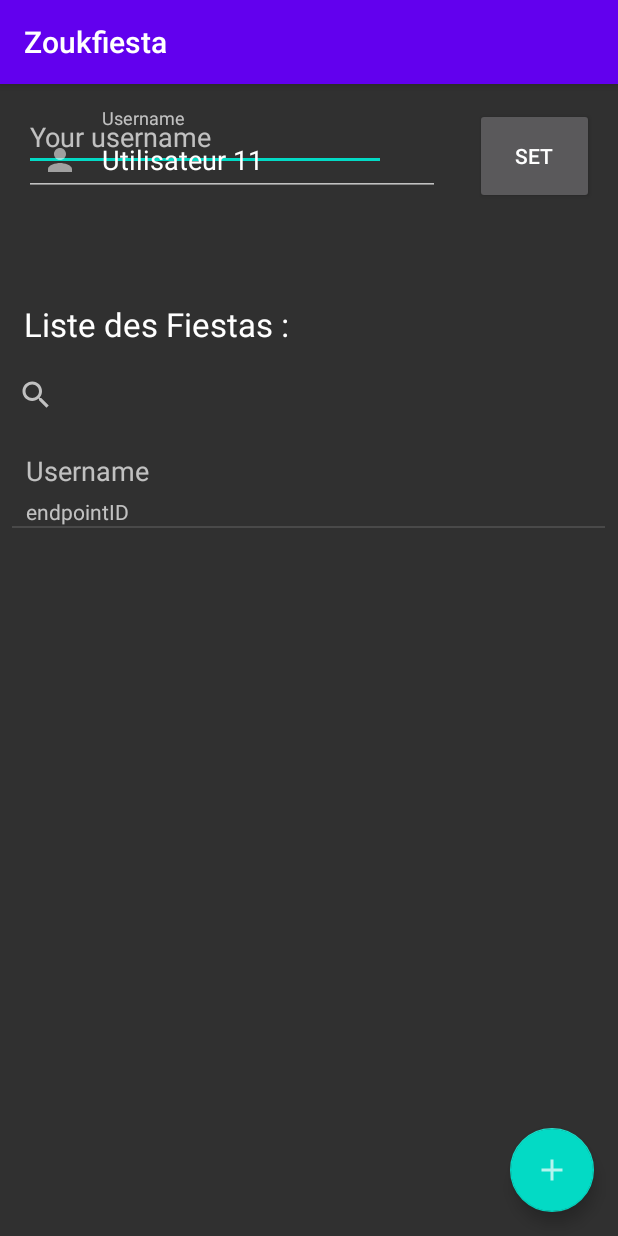
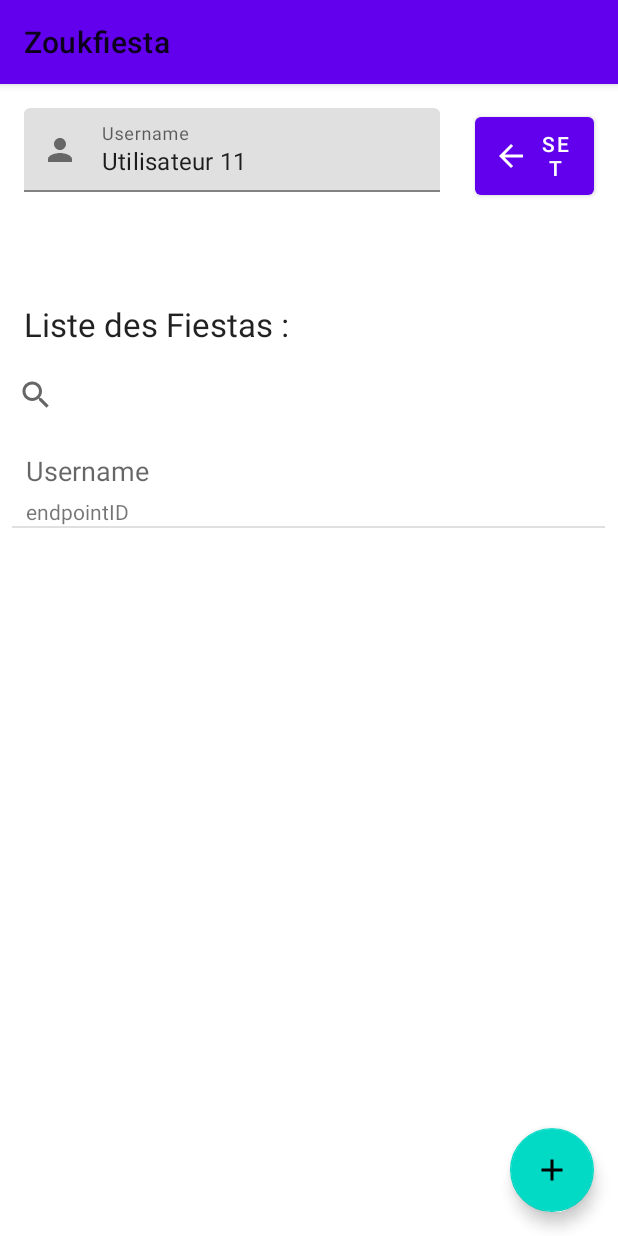
Before and after one commit to alexocisson/zoukfiesta, an Android app: the screen it shows after launch (MainActivity), on a phone screen of 412 x 824 dp. Run offline under Robolectric (Android 15) with nearby library versions, the phone set to English and light mode, and no system bars; 3 statements that could not run were skipped.

Commit message:
Ajout LightMode / DarkMode

```diff
--- a/code/app/src/main/AndroidManifest.xml
+++ b/code/app/src/main/AndroidManifest.xml
@@ -20,7 +20,7 @@
         android:label="@string/app_name"
         android:roundIcon="@mipmap/ic_launcher_round"
         android:supportsRtl="true"
-        android:theme="@style/AppTheme">
+        android:theme="@style/AppThemeDayNight">
         <activity android:name=".activity.MainActivity">
             <intent-filter>
                 <action android:name="android.intent.action.MAIN" />
--- a/code/app/src/main/res/layout/activity_main.xml
+++ b/code/app/src/main/res/layout/activity_main.xml
@@ -41,11 +41,13 @@
 
     <Button
         android:id="@+id/setUsername"
+        style="@style/Widget.MaterialComponents.Button.Icon"
         android:layout_width="79dp"
         android:layout_height="64dp"
         android:layout_marginTop="16dp"
         android:layout_marginEnd="16dp"
         android:text="Set"
+        app:icon="@drawable/abc_vector_test"
         app:layout_constraintEnd_toEndOf="parent"
         app:layout_constraintTop_toTopOf="parent" />
 
--- /dev/null
+++ b/code/app/src/main/res/values-night/styles.xml
@@ -0,0 +1,16 @@
+<resources>
+    <!-- Base application theme. -->
+<!--    <style name="AppTheme" parent="Theme.AppCompat.Light.DarkActionBar">-->
+<!--        &lt;!&ndash; Customize your theme here. &ndash;&gt;-->
+<!--        <item name="colorPrimary">@color/colorPrimary</item>-->
+<!--        <item name="colorPrimaryDark">@color/colorPrimaryDark</item>-->
+<!--        <item name="colorAccent">@color/colorAccent</item>-->
+<!--    </style>-->
+
+<!--    <style name="AppThemeDark" parent="Theme.MaterialComponents">-->
+<!--        <item name="colorPrimary">@color/colorPrimary</item>-->
+<!--        <item name="colorPrimaryDark">@color/colorPrimaryDark</item>-->
+<!--&lt;!&ndash;        <item name="colorAccent">@color/colorAccent</item>&ndash;&gt;-->
+<!--    </style>-->
+
+</resources>
--- a/code/app/src/main/res/values/colors.xml
+++ b/code/app/src/main/res/values/colors.xml
@@ -1,6 +1,10 @@
 <?xml version="1.0" encoding="utf-8"?>
 <resources>
     <color name="colorPrimary">#6200EE</color>
-    <color name="colorPrimaryDark">#3700B3</color>
-    <color name="colorAccent">#03DAC5</color>
+    <color name="colorPrimaryVariant">#3700B3</color>
+    <color name="colorOnPrimary">#FFFFFF</color>
+    <color name="colorSecondary">#03DAC6</color>
+    <color name="colorSecondaryVariant">#018786</color>
+    <color name="colorOnSecondary">#000000</color>
+
 </resources>
--- a/code/app/src/main/res/values/styles.xml
+++ b/code/app/src/main/res/values/styles.xml
@@ -7,10 +7,14 @@
 <!--        <item name="colorAccent">@color/colorAccent</item>-->
 <!--    </style>-->
 
-    <style name="AppTheme" parent="Theme.MaterialComponents.Bridge">
+    <style name="AppThemeDayNight" parent="Theme.MaterialComponents.DayNight">
         <item name="colorPrimary">@color/colorPrimary</item>
-        <item name="colorPrimaryDark">@color/colorPrimaryDark</item>
-        <item name="colorAccent">@color/colorAccent</item>
+        <item name="colorPrimaryVariant">@color/colorPrimaryVariant</item>
+        <item name="colorOnPrimary">@color/colorOnPrimary</item>
+        <item name="colorSecondary">@color/colorSecondary</item>
+        <item name="colorSecondaryVariant">@color/colorSecondaryVariant</item>
+        <item name="colorOnSecondary">@color/colorOnSecondary</item>
+
     </style>
 
 </resources>
```
